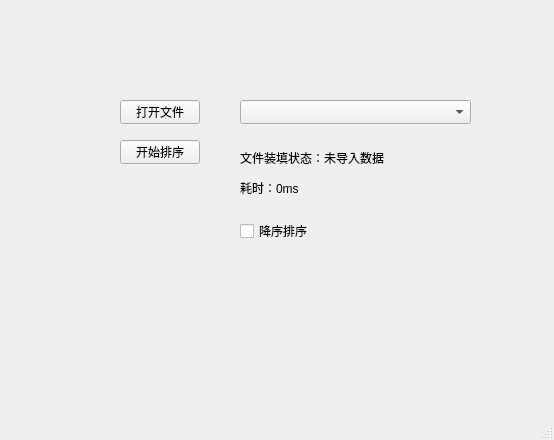
This is sortwindow.ui in llyiyi/QT-algo-work as Qt 5 draws it before an edit. The edited form follows.
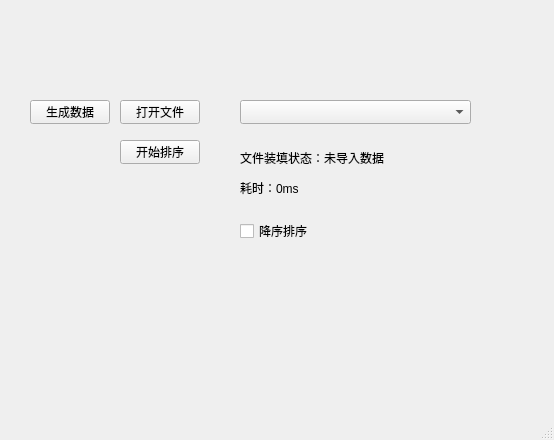
This is the edited form.

```diff
--- a/sortwindow.ui
+++ b/sortwindow.ui
@@ -104,6 +104,19 @@
      <string>降序排序</string>
     </property>
    </widget>
+   <widget class="QPushButton" name="pushButton_genData">
+    <property name="geometry">
+     <rect>
+      <x>30</x>
+      <y>100</y>
+      <width>80</width>
+      <height>24</height>
+     </rect>
+    </property>
+    <property name="text">
+     <string>生成数据</string>
+    </property>
+   </widget>
   </widget>
   <widget class="QMenuBar" name="menubar">
    <property name="geometry">
```
